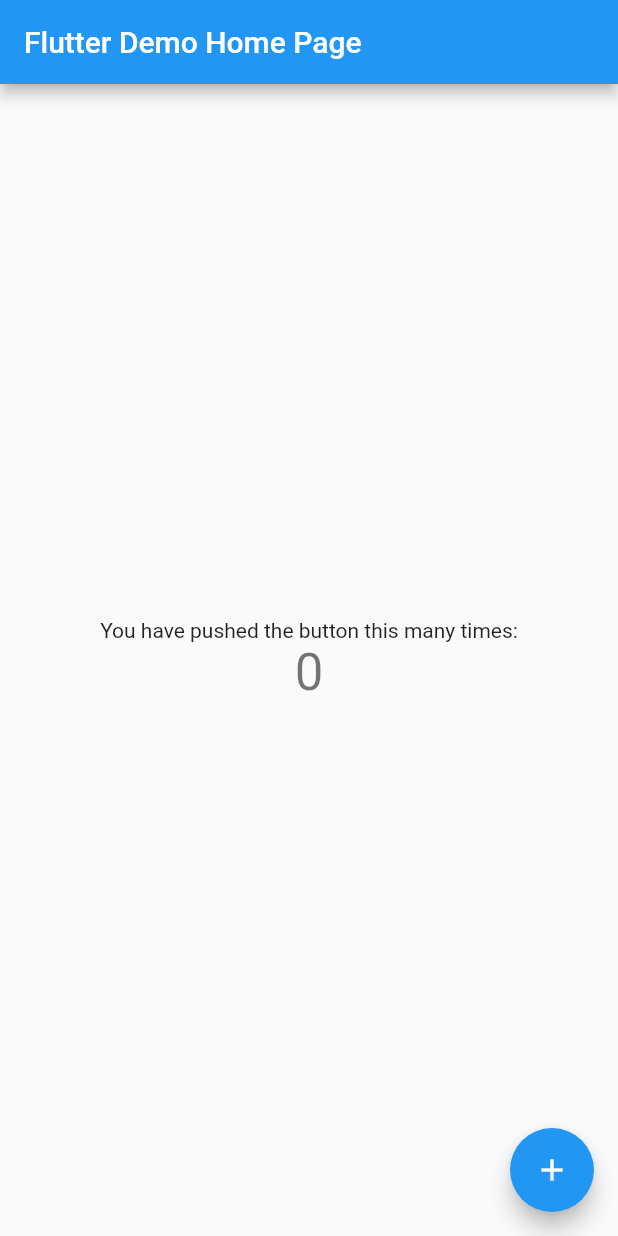
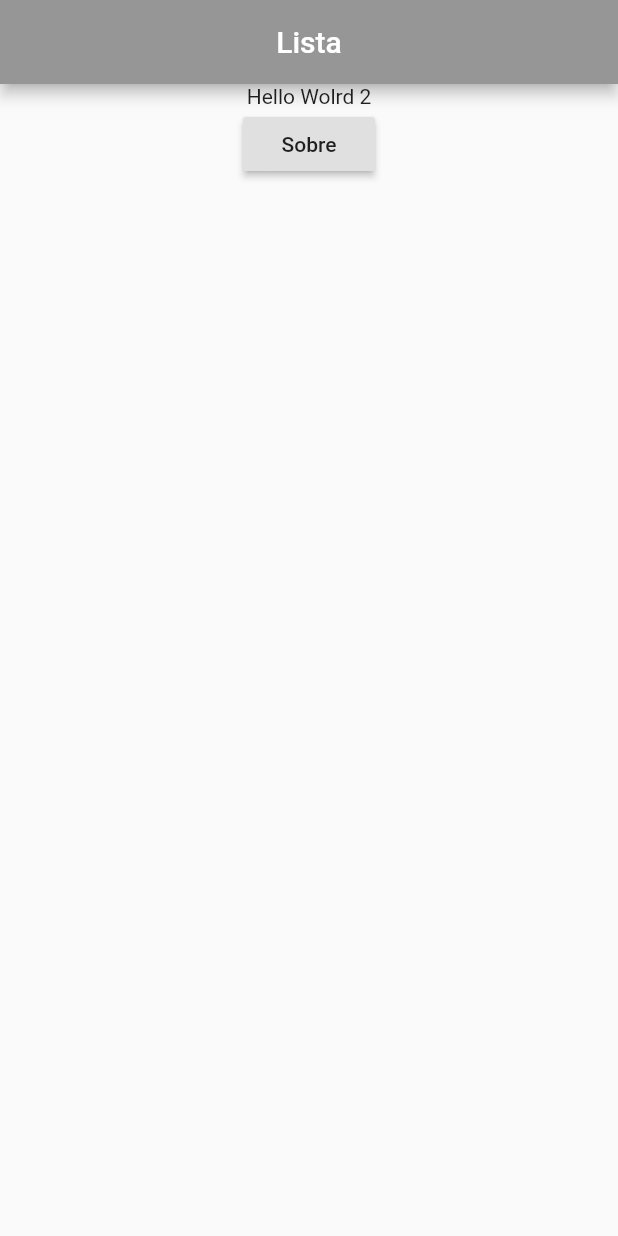
Before and after one commit to RicardoDomingues27/flutter_app, a Flutter app: the screen it shows after launch, on a phone screen of 412 x 824 dp. Run offline on Flutter 3.47's test engine with Material 2 defaults, Android fonts, the phone set to English and light mode, and no system bars.

Commit message:
new file:   lib/layout.dart 	modified:   lib/main.dart 	new file:   lib/pages/about.dart 	new file:   lib/pages/home.dart

```diff
--- /dev/null
+++ b/lib/layout.dart
@@ -0,0 +1,17 @@
+import 'package:flutter/material.dart';
+
+class Layout {
+  static Scaffold getContent(BuildContext context, content){
+
+    return Scaffold(
+      appBar: AppBar(
+        backgroundColor: Color.fromRGBO(150, 150, 150, 1),
+        title:Center(
+          child: Text("Lista"),
+        ),
+      ),
+      body: content,
+    );
+  }
+
+}
--- a/lib/main.dart
+++ b/lib/main.dart
@@ -1,117 +1,34 @@
 import 'package:flutter/material.dart';
 
-void main() {
-  runApp(MyApp());
-}
+import 'pages/home.dart';
+import 'pages/about.dart';
+void main() =>runApp(ThizerList());
 
-class MyApp extends StatelessWidget {
-  // This widget is the root of your application.
+class ThizerList extends StatelessWidget{
+  final routes = <String, WidgetBuilder>{
+    HomePage.tag: (context)  => HomePage(),
+    AboutPage.tag: (context) => AboutPage()
+
+  };
   @override
-  Widget build(BuildContext context) {
+  Widget build(BuildContext context){
+// TODO: implement build
+
     return MaterialApp(
-      title: 'Flutter Demo',
+      title: 'ThizerList',
       theme: ThemeData(
-        // This is the theme of your application.
-        //
-        // Try running your application with "flutter run". You'll see the
-        // application has a blue toolbar. Then, without quitting the app, try
-        // changing the primarySwatch below to Colors.green and then invoke
-        // "hot reload" (press "r" in the console where you ran "flutter run",
-        // or simply save your changes to "hot reload" in a Flutter IDE).
-        // Notice that the counter didn't reset back to zero; the application
-        // is not restarted.
-        primarySwatch: Colors.blue,
-        // This makes the visual density adapt to the platform that you run
-        // the app on. For desktop platforms, the controls will be smaller and
-        // closer together (more dense) than on mobile platforms.
-        visualDensity: VisualDensity.adaptivePlatformDensity,
+        primaryColorDark: Colors.blueGrey,
+        accentColor: Colors.grey,
+        textTheme: TextTheme(
+          headline:TextStyle(fontSize: 72, fontWeight: FontWeight.bold),
+          title: TextStyle(fontSize:  36, fontStyle: FontStyle.italic, color: Colors.blueGrey),
+          body1: TextStyle(fontSize: 14)
+        )
       ),
-      home: MyHomePage(title: 'Flutter Demo Home Page'),
+      home: HomePage(),
+      routes: routes//11:53 https://www.youtube.com/watch?v=5Ybf9RRp0uE
     );
-  }
-}
 
-class MyHomePage extends StatefulWidget {
-  MyHomePage({Key key, this.title}) : super(key: key);
-
-  // This widget is the home page of your application. It is stateful, meaning
-  // that it has a State object (defined below) that contains fields that affect
-  // how it looks.
-
-  // This class is the configuration for the state. It holds the values (in this
-  // case the title) provided by the parent (in this case the App widget) and
-  // used by the build method of the State. Fields in a Widget subclass are
-  // always marked "final".
-
-  final String title;
-
-  @override
-  _MyHomePageState createState() => _MyHomePageState();
-}
-
-class _MyHomePageState extends State<MyHomePage> {
-  int _counter = 0;
-
-  void _incrementCounter() {
-    setState(() {
-      // This call to setState tells the Flutter framework that something has
-      // changed in this State, which causes it to rerun the build method below
-      // so that the display can reflect the updated values. If we changed
-      // _counter without calling setState(), then the build method would not be
-      // called again, and so nothing would appear to happen.
-      _counter++;
-    });
   }
 
-  @override
-  Widget build(BuildContext context) {
-    // This method is rerun every time setState is called, for instance as done
-    // by the _incrementCounter method above.
-    //
-    // The Flutter framework has been optimized to make rerunning build methods
-    // fast, so that you can just rebuild anything that needs updating rather
-    // than having to individually change instances of widgets.
-    return Scaffold(
-      appBar: AppBar(
-        // Here we take the value from the MyHomePage object that was created by
-        // the App.build method, and use it to set our appbar title.
-        title: Text(widget.title),
-      ),
-      body: Center(
-        // Center is a layout widget. It takes a single child and positions it
-        // in the middle of the parent.
-        child: Column(
-          // Column is also a layout widget. It takes a list of children and
-          // arranges them vertically. By default, it sizes itself to fit its
-          // children horizontally, and tries to be as tall as its parent.
-          //
-          // Invoke "debug painting" (press "p" in the console, choose the
-          // "Toggle Debug Paint" action from the Flutter Inspector in Android
-          // Studio, or the "Toggle Debug Paint" command in Visual Studio Code)
-          // to see the wireframe for each widget.
-          //
-          // Column has various properties to control how it sizes itself and
-          // how it positions its children. Here we use mainAxisAlignment to
-          // center the children vertically; the main axis here is the vertical
-          // axis because Columns are vertical (the cross axis would be
-          // horizontal).
-          mainAxisAlignment: MainAxisAlignment.center,
-          children: <Widget>[
-            Text(
-              'You have pushed the button this many times:',
-            ),
-            Text(
-              '$_counter',
-              style: Theme.of(context).textTheme.headline4,
-            ),
-          ],
-        ),
-      ),
-      floatingActionButton: FloatingActionButton(
-        onPressed: _incrementCounter,
-        tooltip: 'Increment',
-        child: Icon(Icons.add),
-      ), // This trailing comma makes auto-formatting nicer for build methods.
-    );
-  }
 }
--- /dev/null
+++ b/lib/pages/about.dart
@@ -0,0 +1,16 @@
+import 'package:flutter/material.dart';
+import 'package:flutter_app/layout.dart';
+
+class AboutPage extends StatelessWidget{
+
+static String tag = 'about-page';
+
+  @override
+  Widget build(BuildContext context){
+
+    return Layout.getContent(context, Center(
+        child: Text('Este app foi criado por Ricardo'),
+        )
+      );
+    }
+}
--- /dev/null
+++ b/lib/pages/home.dart
@@ -0,0 +1,26 @@
+import 'package:flutter/material.dart';
+import 'package:flutter_app/layout.dart';
+
+import 'about.dart';
+
+class HomePage extends StatelessWidget{
+  static String tag = 'home-page';
+  @override
+  Widget build(BuildContext context){
+    final content = Center(
+      child: Column(
+          children: <Widget>[
+              Text('Hello Wolrd 2'),
+              RaisedButton(
+                child: Text('Sobre'),
+                onPressed: (){
+                  Navigator.of(context).pushNamed(AboutPage.tag);
+                },
+              )
+          ],
+        )
+
+    );
+    return Layout.getContent(context, content)  ;
+    }
+}
```
